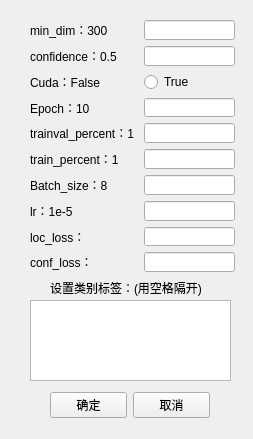
Above: ui/parameter.ui from banniford/Microbial-identification before the change. Below: the same form after it.
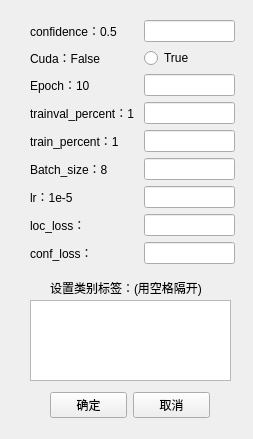
That is the form after the change.

What changed in the file:
```diff
--- a/ui/parameter.ui
+++ b/ui/parameter.ui
@@ -24,41 +24,6 @@
    </property>
    <layout class="QFormLayout" name="formLayout">
     <item row="0" column="0">
-     <widget class="QLabel" name="label_5">
-      <property name="frameShape">
-       <enum>QFrame::NoFrame</enum>
-      </property>
-      <property name="frameShadow">
-       <enum>QFrame::Plain</enum>
-      </property>
-      <property name="lineWidth">
-       <number>0</number>
-      </property>
-      <property name="midLineWidth">
-       <number>0</number>
-      </property>
-      <property name="text">
-       <string>min_dim：300</string>
-      </property>
-      <property name="wordWrap">
-       <bool>false</bool>
-      </property>
-     </widget>
-    </item>
-    <item row="0" column="1">
-     <widget class="QLineEdit" name="lineEdit">
-      <property name="text">
-       <string/>
-      </property>
-      <property name="echoMode">
-       <enum>QLineEdit::Normal</enum>
-      </property>
-      <property name="dragEnabled">
-       <bool>false</bool>
-      </property>
-     </widget>
-    </item>
-    <item row="1" column="0">
      <widget class="QLabel" name="label_6">
       <property name="frameShape">
        <enum>QFrame::NoFrame</enum>
@@ -71,24 +36,24 @@
       </property>
      </widget>
     </item>
-    <item row="1" column="1">
+    <item row="0" column="1">
      <widget class="QLineEdit" name="lineEdit_2"/>
     </item>
-    <item row="2" column="0">
+    <item row="1" column="0">
      <widget class="QLabel" name="label_7">
       <property name="text">
        <string>Cuda：False</string>
       </property>
      </widget>
     </item>
-    <item row="2" column="1">
+    <item row="1" column="1">
      <widget class="QRadioButton" name="radioButton">
       <property name="text">
        <string>True</string>
       </property>
      </widget>
     </item>
-    <item row="3" column="0">
+    <item row="2" column="0">
      <widget class="QLabel" name="label_8">
       <property name="frameShape">
        <enum>QFrame::NoFrame</enum>
@@ -104,57 +69,60 @@
       </property>
      </widget>
     </item>
-    <item row="3" column="1">
+    <item row="2" column="1">
      <widget class="QLineEdit" name="lineEdit_3"/>
     </item>
-    <item row="4" column="0">
+    <item row="3" column="0">
      <widget class="QLabel" name="label_9">
       <property name="text">
        <string>trainval_percent：1 </string>
       </property>
      </widget>
     </item>
-    <item row="4" column="1">
+    <item row="3" column="1">
      <widget class="QLineEdit" name="lineEdit_4"/>
     </item>
-    <item row="5" column="0">
+    <item row="4" column="0">
      <widget class="QLabel" name="label_10">
       <property name="text">
        <string>train_percent：1</string>
       </property>
      </widget>
     </item>
-    <item row="5" column="1">
+    <item row="4" column="1">
      <widget class="QLineEdit" name="lineEdit_5"/>
     </item>
-    <item row="6" column="0">
+    <item row="5" column="0">
      <widget class="QLabel" name="label_11">
       <property name="text">
        <string>Batch_size：8</string>
       </property>
      </widget>
     </item>
-    <item row="6" column="1">
+    <item row="5" column="1">
      <widget class="QLineEdit" name="lineEdit_6"/>
     </item>
-    <item row="7" column="0">
+    <item row="6" column="0">
      <widget class="QLabel" name="label_12">
       <property name="text">
        <string>lr：1e-5</string>
       </property>
      </widget>
     </item>
-    <item row="7" column="1">
+    <item row="6" column="1">
      <widget class="QLineEdit" name="lineEdit_7"/>
     </item>
-    <item row="8" column="0">
+    <item row="7" column="0">
      <widget class="QLabel" name="label_2">
       <property name="text">
        <string>loc_loss：</string>
       </property>
      </widget>
     </item>
-    <item row="9" column="0">
+    <item row="7" column="1">
+     <widget class="QLineEdit" name="lineEdit_8"/>
+    </item>
+    <item row="8" column="0">
      <widget class="QLabel" name="label_3">
       <property name="text">
        <string>conf_loss：</string>
@@ -162,9 +130,6 @@
      </widget>
     </item>
     <item row="8" column="1">
-     <widget class="QLineEdit" name="lineEdit_8"/>
-    </item>
-    <item row="9" column="1">
      <widget class="QLineEdit" name="lineEdit_9"/>
     </item>
    </layout>
```
